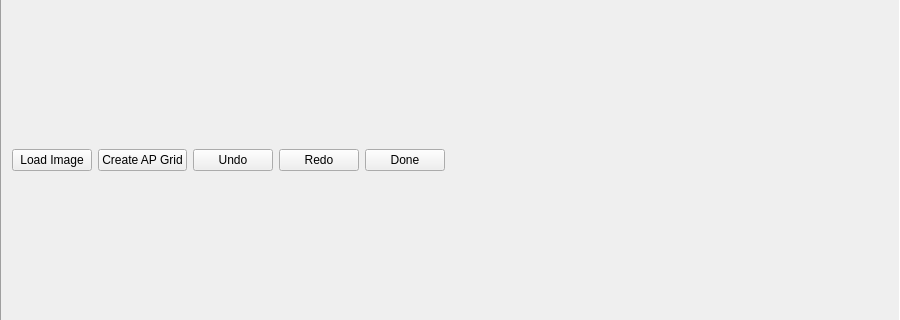
Before: the Qt Designer form Source/alignment_point_editor_gui.ui in Rolf-Hempel/PlanetarySystemStacker, drawn with Qt 5; both pictures show x 0 to 900 and y 155 to 475 of the 900 by 630 pixel window.
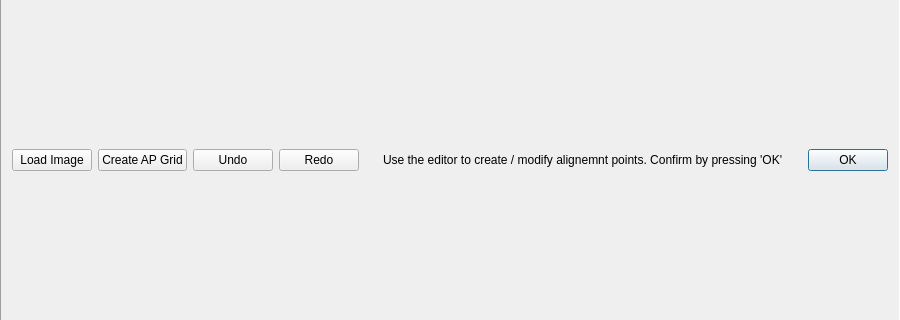
After: the same form once the commit is applied.

Commit message: Alignment patch editing implemented and tested.

```diff
--- a/Source/alignment_point_editor_gui.ui
+++ b/Source/alignment_point_editor_gui.ui
@@ -60,9 +60,22 @@
       </widget>
      </item>
      <item>
-      <widget class="QPushButton" name="btnDone">
+      <spacer name="horizontalSpacer_2">
+       <property name="orientation">
+        <enum>Qt::Horizontal</enum>
+       </property>
+       <property name="sizeHint" stdset="0">
+        <size>
+         <width>40</width>
+         <height>20</height>
+        </size>
+       </property>
+      </spacer>
+     </item>
+     <item>
+      <widget class="QLabel" name="label">
        <property name="text">
-        <string>Done</string>
+        <string>Use the editor to create / modify alignemnt points. Confirm by pressing 'OK'</string>
        </property>
       </widget>
      </item>
@@ -79,6 +92,16 @@
        </property>
       </spacer>
      </item>
+     <item>
+      <widget class="QDialogButtonBox" name="buttonBox">
+       <property name="toolTip">
+        <string>Confirm the current AP selection.</string>
+       </property>
+       <property name="standardButtons">
+        <set>QDialogButtonBox::Ok</set>
+       </property>
+      </widget>
+     </item>
     </layout>
    </item>
   </layout>
```
Left out of the diff: 12 changed lines with no effect on the pictures. The commit also changes 6 other files.
